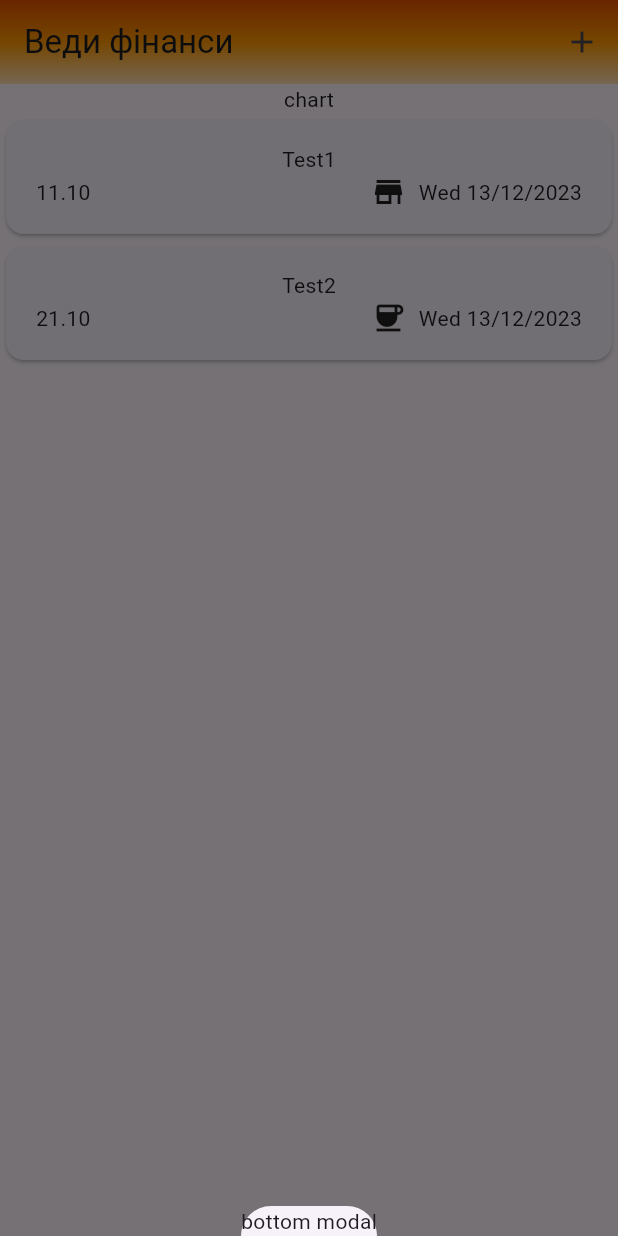
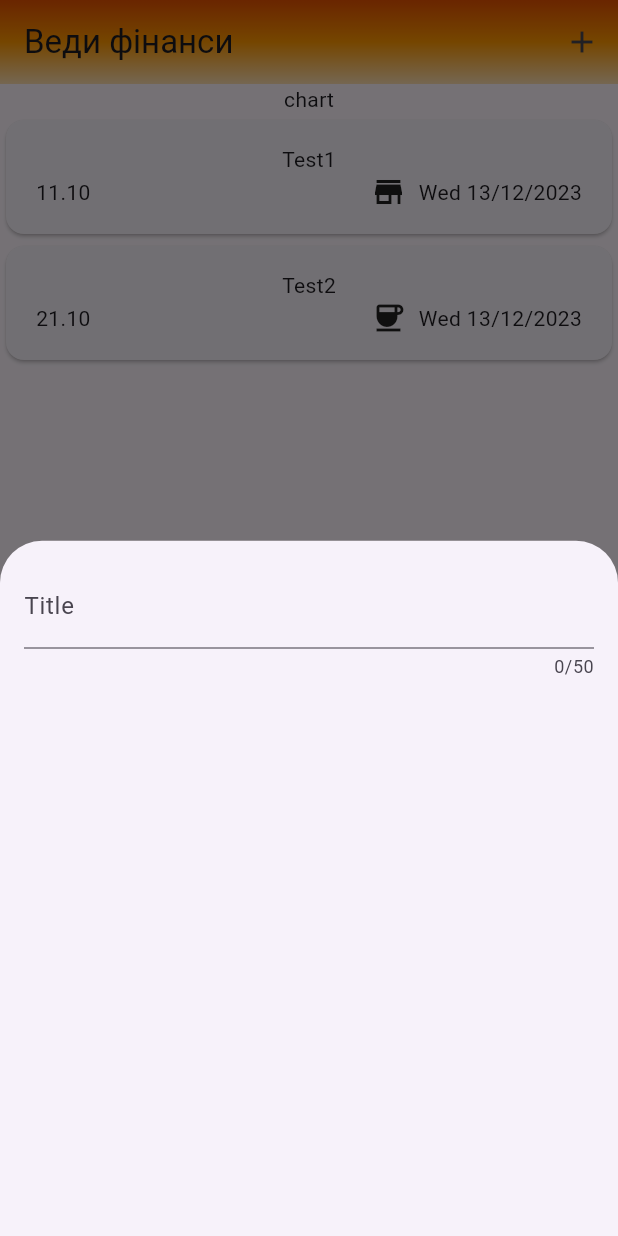
Before and after one commit to Xavries/expenses_app, a Flutter app: the screen it shows after launch, after a tap on the "add" icon, on a phone screen of 412 x 824 dp. Run offline on Flutter 3.47's test engine with Material 3 defaults, Android fonts, the phone set to English and light mode, and no system bars.

Commit message:
basic new expenses widget

```diff
--- a/lib/widgets/expenses.dart
+++ b/lib/widgets/expenses.dart
@@ -1,4 +1,5 @@
 import 'package:expenses_app/widgets/expenses_list/expenses_list.dart';
+import 'package:expenses_app/widgets/new_expense.dart';
 import 'package:flutter/material.dart';
 
 import 'package:expenses_app/models/expense.dart';
@@ -23,7 +24,7 @@
   void _openAddExpense() {
       showModalBottomSheet(
         context: context,
-        builder: (ctx) => Text('bottom modal')
+        builder: (ctx) => const NewExpense()
       );
   }
 
--- /dev/null
+++ b/lib/widgets/new_expense.dart
@@ -0,0 +1,30 @@
+import 'package:flutter/material.dart';
+
+class NewExpense extends StatefulWidget {
+  const NewExpense({super.key});
+
+  @override
+  State<NewExpense> createState() {
+    return _NewExpenseState();
+  }
+}
+
+class _NewExpenseState extends State<NewExpense> {
+
+  @override
+  Widget build(BuildContext context) {
+    return const Padding(
+      padding: EdgeInsets.all(16),
+      child: Column(
+        children: [
+          TextField(
+            maxLength: 50,
+            decoration: InputDecoration(
+              label: Text('Title')
+            ),
+          )
+        ],
+      ),
+      );
+  }
+}
```
